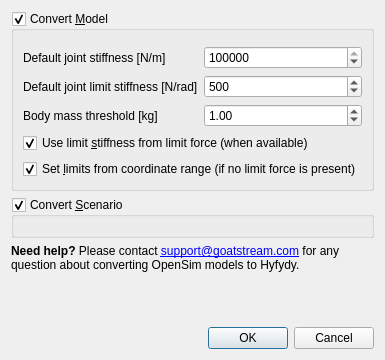
The window that src/sconestudio/ConvertScenario.ui (tgeijten/scone-studio) describes before a commit, drawn with Qt 5.
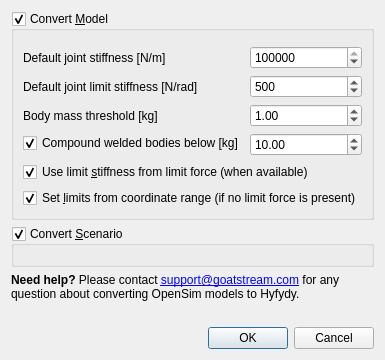
The same window after the commit. Custom widgets are drawn as their Qt base class.

Commit message: N*: Model Conversion Tool now supports the option to compound welded bodies

Patch:
```diff
--- a/src/sconestudio/ConvertScenario.ui
+++ b/src/sconestudio/ConvertScenario.ui
@@ -116,6 +116,29 @@
            </property>
           </widget>
          </item>
+         <item row="3" column="1">
+          <widget class="QDoubleSpinBox" name="compoundMassThreshold">
+           <property name="maximum">
+            <double>1000.000000000000000</double>
+           </property>
+           <property name="singleStep">
+            <double>0.100000000000000</double>
+           </property>
+           <property name="value">
+            <double>10.000000000000000</double>
+           </property>
+          </widget>
+         </item>
+         <item row="3" column="0">
+          <widget class="QCheckBox" name="compoundBodies">
+           <property name="text">
+            <string>Compound welded bodies below [kg]</string>
+           </property>
+           <property name="checked">
+            <bool>true</bool>
+           </property>
+          </widget>
+         </item>
         </layout>
        </widget>
       </item>
```
The commit also changes 1 other file.
